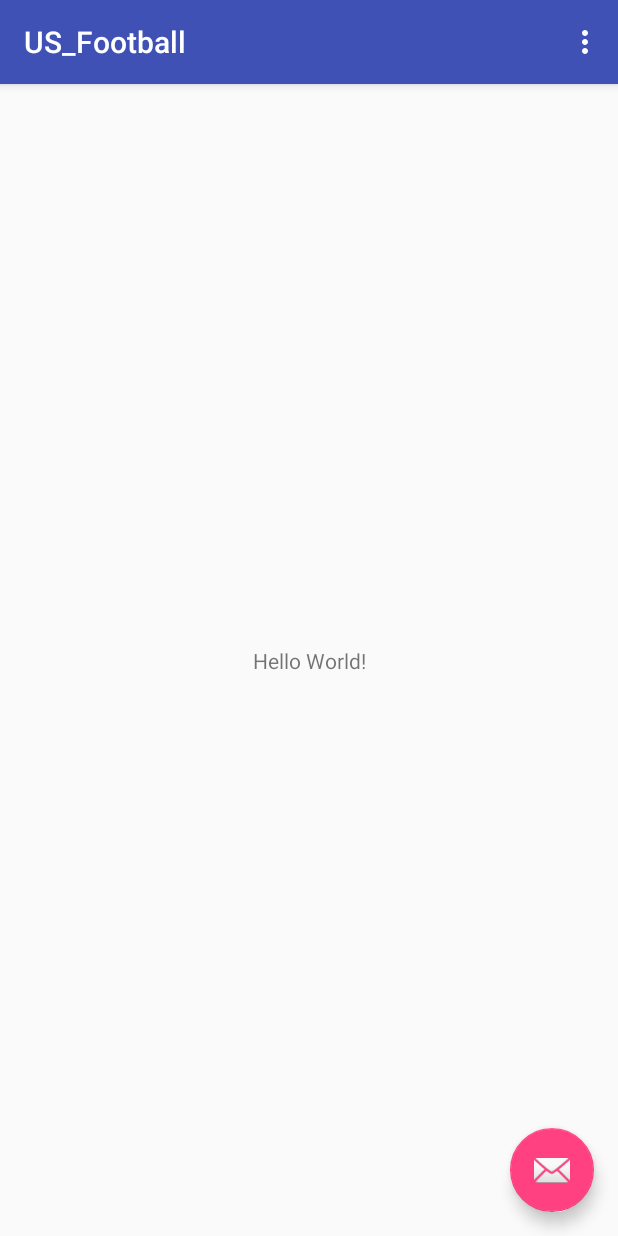
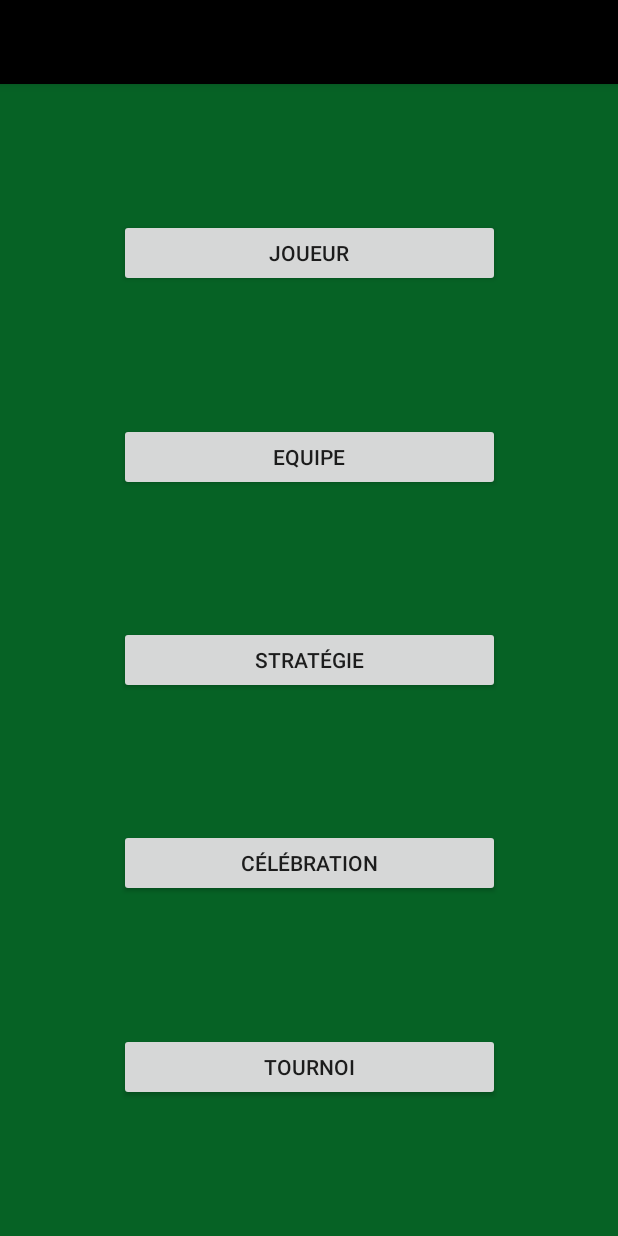
Before and after one commit to RallStack/US_Football, an Android app: the screen it shows after launch (MainActivity), on a phone screen of 412 x 824 dp. Run offline under Robolectric (Android 15) with nearby library versions, the phone set to English and light mode, and no system bars.

Commit message:
Modification de la page d'accueil

```diff
--- a/app/src/main/AndroidManifest.xml
+++ b/app/src/main/AndroidManifest.xml
@@ -19,6 +19,9 @@
                 <category android:name="android.intent.category.LAUNCHER" />
             </intent-filter>
         </activity>
+
+        <activity android:name=".JoueurActivity" />
+
     </application>
 
 </manifest>
--- a/app/src/main/java/net/cs2i/us_football/MainActivity.java
+++ b/app/src/main/java/net/cs2i/us_football/MainActivity.java
@@ -1,52 +1,27 @@
 package net.cs2i.us_football;
 
+
+import android.content.Intent;
 import android.os.Bundle;
-import android.support.design.widget.FloatingActionButton;
-import android.support.design.widget.Snackbar;
 import android.support.v7.app.AppCompatActivity;
-import android.support.v7.widget.Toolbar;
 import android.view.View;
-import android.view.Menu;
-import android.view.MenuItem;
+import android.widget.Button;
 
-public class MainActivity extends AppCompatActivity {
+public class MainActivity extends AppCompatActivity implements View.OnClickListener{
 
-    @Override
-    protected void onCreate(Bundle savedInstanceState) {
-        super.onCreate(savedInstanceState);
-        setContentView(R.layout.activity_main);
-        Toolbar toolbar = (Toolbar) findViewById(R.id.toolbar);
-        setSupportActionBar(toolbar);
+        Button b;
 
-        FloatingActionButton fab = (FloatingActionButton) findViewById(R.id.fab);
-        fab.setOnClickListener(new View.OnClickListener() {
-            @Override
-            public void onClick(View view) {
-                Snackbar.make(view, "Replace with your own action", Snackbar.LENGTH_LONG)
-                        .setAction("Action", null).show();
-            }
-        });
-    }
+        @Override
+        protected void onCreate(Bundle savedInstanceState) {
 
-    @Override
-    public boolean onCreateOptionsMenu(Menu menu) {
-        // Inflate the menu; this adds items to the action bar if it is present.
-        getMenuInflater().inflate(R.menu.menu_main, menu);
-        return true;
-    }
-
-    @Override
-    public boolean onOptionsItemSelected(MenuItem item) {
-        // Handle action bar item clicks here. The action bar will
-        // automatically handle clicks on the Home/Up button, so long
-        // as you specify a parent activity in AndroidManifest.xml.
-        int id = item.getItemId();
-
-        //noinspection SimplifiableIfStatement
-        if (id == R.id.action_settings) {
-            return true;
+            super.onCreate(savedInstanceState);
+            setContentView(R.layout.activity_main);
+            b=(Button)this.findViewById(R.id.btn_goto_joueur);
+            b.setOnClickListener(this);
         }
 
-        return super.onOptionsItemSelected(item);
+        public void onClick(View v) {
+            Intent i = new Intent(this, JoueurActivity.class);
+            this.startActivity(i);
+        }
     }
-}
--- a/app/src/main/res/layout/activity_main.xml
+++ b/app/src/main/res/layout/activity_main.xml
@@ -18,16 +18,10 @@
             android:background="?attr/colorPrimary"
             app:popupTheme="@style/AppTheme.PopupOverlay" />
 
+
     </android.support.design.widget.AppBarLayout>
 
     <include layout="@layout/content_main" />
 
-    <android.support.design.widget.FloatingActionButton
-        android:id="@+id/fab"
-        android:layout_width="wrap_content"
-        android:layout_height="wrap_content"
-        android:layout_gravity="bottom|end"
-        android:layout_margin="@dimen/fab_margin"
-        app:srcCompat="@android:drawable/ic_dialog_email" />
 
 </android.support.design.widget.CoordinatorLayout>
--- a/app/src/main/res/layout/content_main.xml
+++ b/app/src/main/res/layout/content_main.xml
@@ -4,17 +4,66 @@
     xmlns:tools="http://schemas.android.com/tools"
     android:layout_width="match_parent"
     android:layout_height="match_parent"
+    android:background="#066225"
     app:layout_behavior="@string/appbar_scrolling_view_behavior"
     tools:context="net.cs2i.us_football.MainActivity"
     tools:showIn="@layout/activity_main">
 
-    <TextView
-        android:layout_width="wrap_content"
-        android:layout_height="wrap_content"
-        android:text="Hello World!"
+    <Button
+        android:id="@+id/btn_goto_joueur"
+        android:layout_width="254dp"
+        android:layout_height="45dp"
+        android:text="Joueur"
+        app:layout_constraintBottom_toTopOf="@+id/btn_goto_equipe"
+        app:layout_constraintEnd_toEndOf="parent"
+        app:layout_constraintHorizontal_bias="0.5"
+        app:layout_constraintStart_toStartOf="parent"
+        app:layout_constraintTop_toTopOf="parent"
+        app:layout_constraintVertical_bias="0.13999999" />
+
+    <Button
+        android:id="@+id/btn_goto_equipe"
+        android:layout_width="254dp"
+        android:layout_height="45dp"
+        android:text="Equipe"
+        app:layout_constraintBottom_toTopOf="@+id/btn_goto_strategie"
+        app:layout_constraintEnd_toEndOf="parent"
+        app:layout_constraintHorizontal_bias="0.5"
+        app:layout_constraintStart_toStartOf="parent"
+        app:layout_constraintTop_toBottomOf="@+id/btn_goto_joueur" />
+
+    <Button
+        android:id="@+id/btn_goto_strategie"
+        android:layout_width="254dp"
+        android:layout_height="45dp"
+        android:text="Stratégie"
+        app:layout_constraintBottom_toTopOf="@+id/btn_goto_celebration"
+        app:layout_constraintEnd_toEndOf="parent"
+        app:layout_constraintHorizontal_bias="0.5"
+        app:layout_constraintStart_toStartOf="parent"
+        app:layout_constraintTop_toBottomOf="@+id/btn_goto_equipe" />
+
+    <Button
+        android:id="@+id/btn_goto_celebration"
+        android:layout_width="254dp"
+        android:layout_height="45dp"
+        android:text="Célébration"
+        app:layout_constraintBottom_toTopOf="@+id/btn_goto_tournoi"
+        app:layout_constraintEnd_toEndOf="parent"
+        app:layout_constraintHorizontal_bias="0.5"
+        app:layout_constraintStart_toStartOf="parent"
+        app:layout_constraintTop_toBottomOf="@+id/btn_goto_strategie" />
+
+    <Button
+        android:id="@+id/btn_goto_tournoi"
+        android:layout_width="254dp"
+        android:layout_height="45dp"
+        android:text="Tournoi"
         app:layout_constraintBottom_toBottomOf="parent"
-        app:layout_constraintLeft_toLeftOf="parent"
-        app:layout_constraintRight_toRightOf="parent"
-        app:layout_constraintTop_toTopOf="parent" />
+        app:layout_constraintEnd_toEndOf="parent"
+        app:layout_constraintHorizontal_bias="0.5"
+        app:layout_constraintStart_toStartOf="parent"
+        app:layout_constraintTop_toBottomOf="@+id/btn_goto_celebration" />
+
 
 </android.support.constraint.ConstraintLayout>
--- a/app/src/main/res/values/colors.xml
+++ b/app/src/main/res/values/colors.xml
@@ -1,6 +1,6 @@
 <?xml version="1.0" encoding="utf-8"?>
 <resources>
-    <color name="colorPrimary">#3F51B5</color>
-    <color name="colorPrimaryDark">#303F9F</color>
-    <color name="colorAccent">#FF4081</color>
+    <color name="colorPrimary">#000000</color>
+    <color name="colorPrimaryDark">#000000</color>
+    <color name="colorAccent">#000000</color>
 </resources>
```
